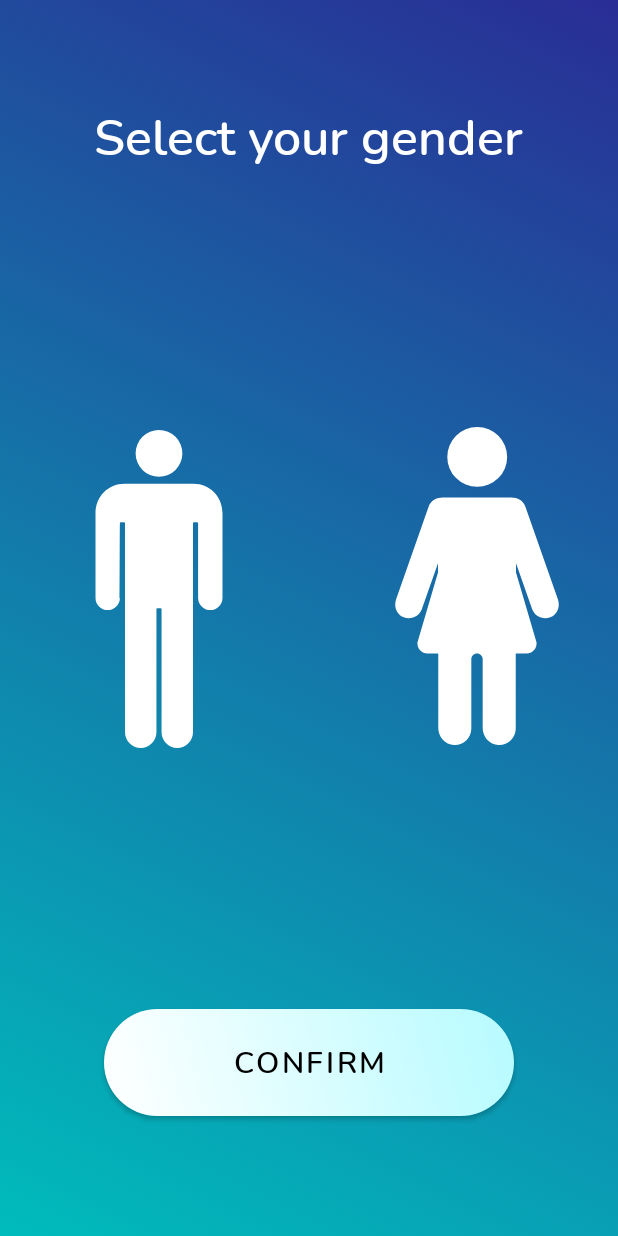
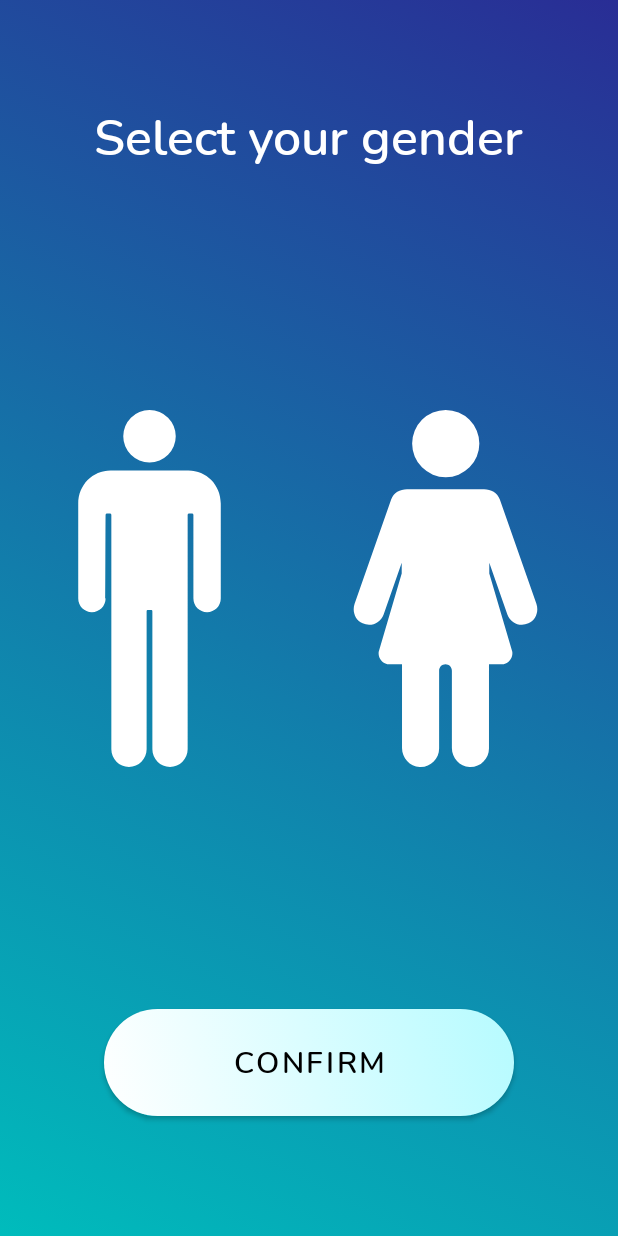
Before and after one commit to hyper-hronoz/Samsung_normal_annual_project, an Android app: the layout activity_select_gender.xml on its own in the app's theme, with its tools: preview values and no code run, on a phone screen of 412 x 824 dp. Run offline under Robolectric (Android 15) with nearby library versions, the phone set to English and light mode, and no system bars.

Commit message:
Добавил челиков

```diff
--- a/app/src/main/res/layout/activity_select_gender.xml
+++ b/app/src/main/res/layout/activity_select_gender.xml
@@ -1,8 +1,8 @@
 <?xml version="1.0" encoding="utf-8"?>
-<androidx.constraintlayout.widget.ConstraintLayout
-    xmlns:android="http://schemas.android.com/apk/res/android"
+<androidx.constraintlayout.widget.ConstraintLayout xmlns:android="http://schemas.android.com/apk/res/android"
     xmlns:app="http://schemas.android.com/apk/res-auto"
     xmlns:tools="http://schemas.android.com/tools"
+    android:id="@+id/view"
     android:layout_width="match_parent"
     android:layout_height="match_parent"
     android:background="@drawable/select_gender_gradient_boy">
@@ -21,29 +21,40 @@
         style="@style/gender_confirm_button"
         android:layout_marginBottom="80dp"
         android:text="confirm"
-        app:backgroundTint="@null"
+        app:backgroundTint="#00FFFFFF"
+        app:backgroundTintMode="src_over"
+        app:iconTint="#00FFFFFF"
+        app:iconTintMode="src_over"
         app:layout_constraintBottom_toBottomOf="parent"
         app:layout_constraintEnd_toEndOf="parent"
         app:layout_constraintStart_toStartOf="parent" />
 
-    <ImageView
-        android:id="@+id/imageView"
+    <ImageButton
+        android:id="@+id/men_imageView"
         style="@style/gender_select_icons"
+        android:layout_marginEnd="184dp"
+        android:layout_marginRight="184dp"
+        android:scaleType="centerInside"
         app:layout_constraintBottom_toTopOf="@+id/button"
+        app:layout_constraintEnd_toEndOf="parent"
         app:layout_constraintTop_toBottomOf="@+id/textView"
-        app:layout_constraintVertical_bias="0.494"
+        app:layout_constraintVertical_bias="0.495"
         app:srcCompat="@drawable/ic_man_silhouette"
         app:tint="@android:color/white"
         tools:ignore="MissingConstraints,VectorDrawableCompat" />
 
-    <ImageView
-        android:id="@+id/imageView3"
+    <ImageButton
+        android:id="@+id/women_ImageButton"
         style="@style/gender_select_icons"
+        android:layout_marginStart="168dp"
+        android:layout_marginLeft="168dp"
+        android:scaleType="centerInside"
         app:layout_constraintBottom_toTopOf="@+id/button"
-        app:layout_constraintStart_toEndOf="@+id/imageView"
+        app:layout_constraintStart_toStartOf="parent"
         app:layout_constraintTop_toBottomOf="@+id/textView"
-        app:layout_constraintVertical_bias="0.482"
+        app:layout_constraintVertical_bias="0.495"
         app:srcCompat="@drawable/ic_woman"
         app:tint="@android:color/white"
-        tools:ignore="VectorDrawableCompat" />
+        tools:ignore="MissingConstraints,VectorDrawableCompat" />
+
 </androidx.constraintlayout.widget.ConstraintLayout>
--- a/app/src/main/res/values-v26/style.xml
+++ b/app/src/main/res/values-v26/style.xml
@@ -12,4 +12,5 @@
         <item name="android:layout_height">wrap_content</item>
         <item name="android:background">@drawable/gender_confirm_button_gradient</item>
     </style>
+
 </resources>
--- a/app/src/main/res/values/style.xml
+++ b/app/src/main/res/values/style.xml
@@ -10,16 +10,18 @@
     </style>
 
     <style name="gender_select_icons">
-        <item name="android:layout_height">385dp</item>
-        <item name="android:layout_width">212dp</item>
+        <item name="android:layout_height">258dp</item>
+        <item name="android:layout_width">258dp</item>
+        <item name="android:padding">10dp</item>
+        <item name="android:background">@android:color/transparent</item>
     </style>
 
     <style name="gender_confirm_button">
         <item name="android:textSize">20dp</item>
         <item name="android:textColor">@color/black</item>
         <item name="android:typeface">monospace</item>
-        <item name="android:paddingVertical">15dp</item>
-        <item name="android:paddingHorizontal">86dp</item>
+        <item name="android:paddingVertical" tools:targetApi="o">15dp</item>
+        <item name="android:paddingHorizontal" tools:targetApi="o">86dp</item>
         <item name="android:fontFamily">@font/nunito_semibold</item>
         <item name="android:layout_width">wrap_content</item>
         <item name="android:layout_height">wrap_content</item>
```
Also changed, not shown: app/src/main/java/com/example/samsungnormalannualproject/MainActivity.java (+10 -1 lines), app/src/main/java/com/example/samsungnormalannualproject/SelectGenderActivity.java (+56 -0 lines), app/src/main/res/drawable/select_gender_gradient_girl.xml (added, +12 -0 lines).
